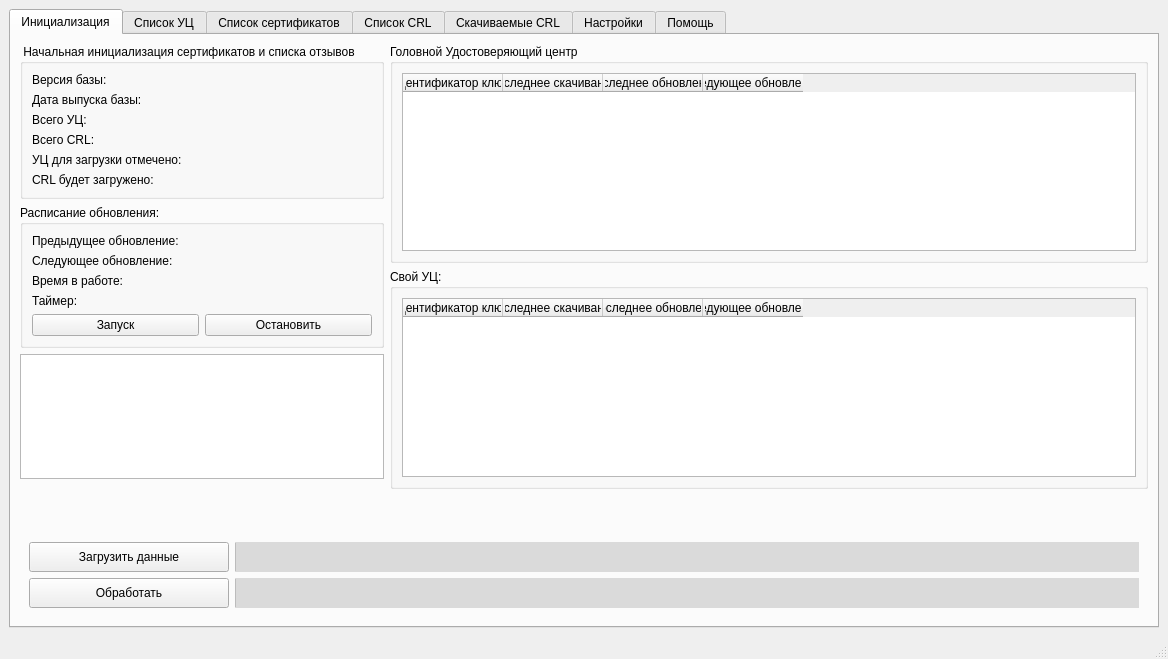
The window that main.ui (MrSaerus/E-TrustCRLparsing) describes before a commit, drawn with Qt 5.
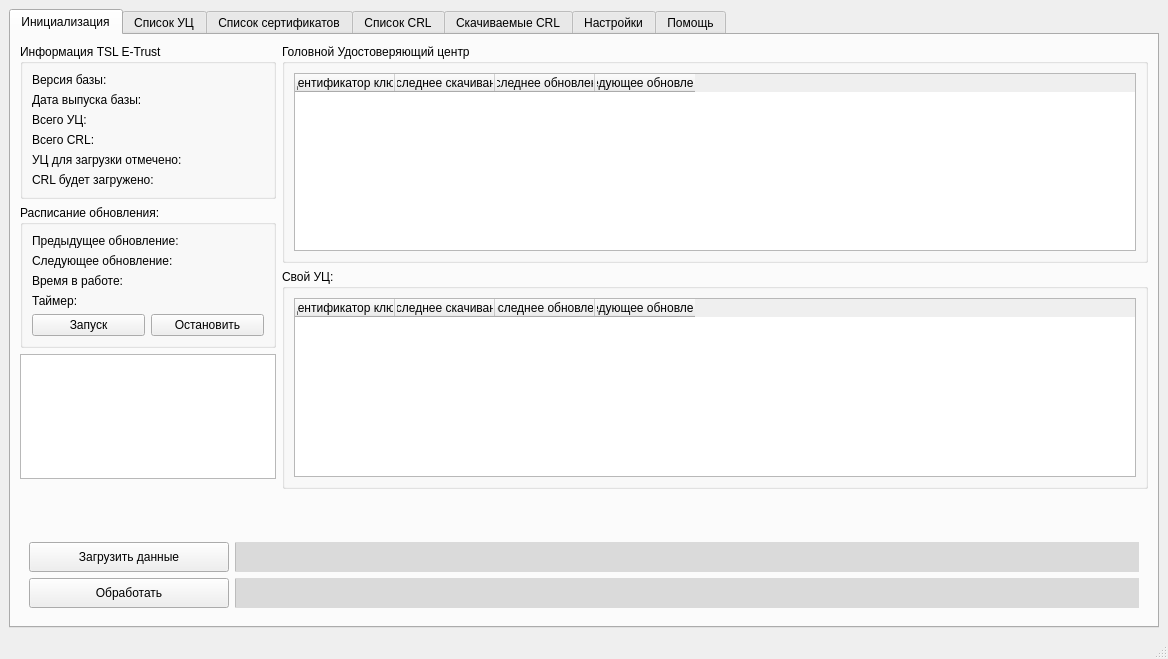
The same window after the commit.

```diff
--- a/main.ui
+++ b/main.ui
@@ -67,7 +67,7 @@
                       </size>
                      </property>
                      <property name="title">
-                      <string> Начальная инициализация сертификатов и списка отзывов</string>
+                      <string>Информация TSL E-Trust</string>
                      </property>
                      <layout class="QVBoxLayout" name="verticalLayout_14">
                       <item>
```
